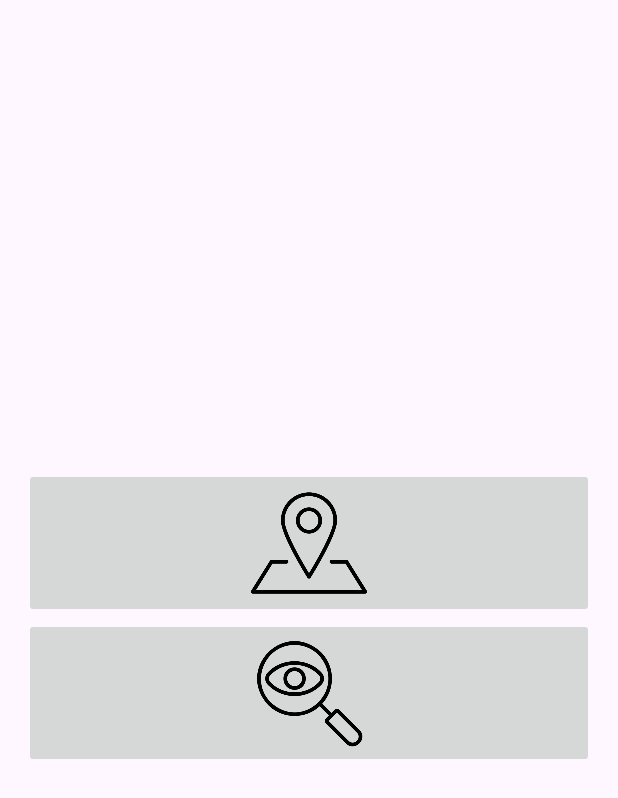
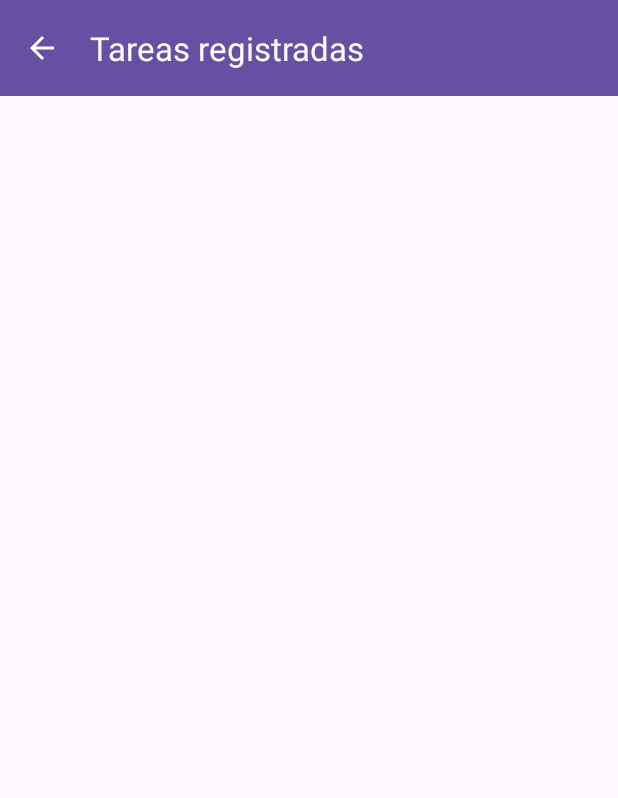
Before and after one commit to amagranercifp/AppRegistra, an Android app: the screen it shows after launch (MainActivity before the commit, ListarTareasRegistradas after it), after a tap on an icon or button, on a phone screen of 412 x 824 dp. Shown: the top 798 px of the screen. Run offline under Robolectric (Android 15) with nearby library versions, the phone set to English and light mode, and no system bars; our stand-ins replace Firebase (no records; nobody signed in at launch, a user with empty details on screens opened directly).

Commit message:
Se registran correctamente las tareas en firebase y se listan en un recyclerview.

```diff
--- a/app/build.gradle.kts
+++ b/app/build.gradle.kts
@@ -37,7 +37,6 @@ dependencies {
     implementation(platform("com.google.firebase:firebase-bom:32.7.2"))
     implementation("com.google.android.gms:play-services-location:21.1.0")
     implementation("org.osmdroid:osmdroid-android:6.1.18")
-    //implementation("org.osmdroid:osmdroid-bonuspack:6.6.0")
     implementation("pub.devrel:easypermissions:3.0.0")
     implementation("androidx.appcompat:appcompat:1.6.1")
     implementation("com.google.android.material:material:1.11.0")
--- a/app/src/main/AndroidManifest.xml
+++ b/app/src/main/AndroidManifest.xml
@@ -24,7 +24,8 @@
         tools:targetApi="34">
         <activity
             android:name=".ListarTareasRegistradas"
-            android:exported="false" />
+            android:exported="false"
+            android:parentActivityName=".MainActivity"/>
         <activity
             android:name=".ResumenRegistroTarea"
             android:exported="false"
--- a/app/src/main/java/com/example/appregistra/MainActivity.java
+++ b/app/src/main/java/com/example/appregistra/MainActivity.java
@@ -18,7 +18,7 @@ public class MainActivity extends AppCompatActivity {
 
 
         btnRegistrarActividad = findViewById(R.id.btnRegistrarActividad);
-        btnVisualizarTareas = findViewById(R.id.btnRegistrarActividad);
+        btnVisualizarTareas = findViewById(R.id.btnVisualizarTareas);
 
 
         btnRegistrarActividad.setOnClickListener(new View.OnClickListener() {
@@ -30,5 +30,14 @@ public class MainActivity extends AppCompatActivity {
             }
         });
 
+        btnVisualizarTareas.setOnClickListener(new View.OnClickListener() {
+            @Override
+            public void onClick(View view) {
+                Intent i = new Intent(view.getContext(), ListarTareasRegistradas.class);
+
+                startActivity(i);
+            }
+        });
+
     }
 }
--- a/app/src/main/res/layout/activity_listar_tareas_registradas.xml
+++ b/app/src/main/res/layout/activity_listar_tareas_registradas.xml
@@ -4,13 +4,25 @@
     xmlns:tools="http://schemas.android.com/tools"
     android:layout_width="match_parent"
     android:layout_height="match_parent"
-    android:paddingLeft="30dp"
-    android:paddingRight="20dp"
-    android:paddingTop="60dp"
+
     tools:context=".ListarTareasRegistradas">
+
+    <androidx.appcompat.widget.Toolbar
+        android:id="@+id/toolbar"
+        android:layout_width="match_parent"
+        android:layout_height="?attr/actionBarSize"
+        android:background="?attr/colorPrimary"
+        android:theme="@style/Base.Theme.AppRegistra"
+        app:layout_constraintEnd_toEndOf="parent"
+        app:layout_constraintStart_toStartOf="parent"
+        app:layout_constraintTop_toTopOf="parent"
+        app:title="Tareas registradas" />
 
     <androidx.recyclerview.widget.RecyclerView
         android:id="@+id/recyclerView"
+        android:paddingLeft="30dp"
+        android:paddingRight="20dp"
+        android:paddingTop="70dp"
         android:layout_width="match_parent"
         android:layout_height="match_parent" />
 
--- a/app/src/main/res/layout/activity_main.xml
+++ b/app/src/main/res/layout/activity_main.xml
@@ -28,6 +28,6 @@
         android:layout_columnWeight="1"
         android:scaleType="fitCenter"
         android:src="@drawable/percepcion"
-        android:onClick="onVisualizarTareasClick"/>
+        />
 
 </GridLayout>
```
Also changed, not shown: app/src/main/java/com/example/appregistra/GeoLocalizaTarea.java (+8 -8 lines), app/src/main/java/com/example/appregistra/ListarTareasRegistradas.java (+59 -16 lines), app/src/main/java/com/example/appregistra/ResumenRegistroTarea.java (+82 -3 lines), 1 other file.
